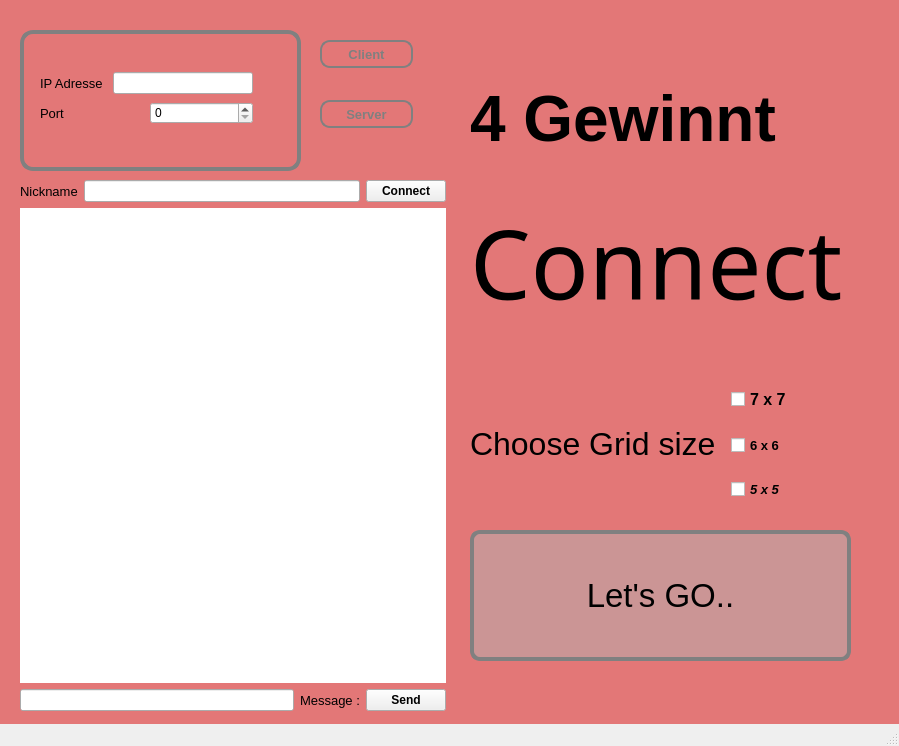
Before: the Qt Designer form vierGewinnt/mainwindow.ui in IhebTrabelsi/4Gewinnt, drawn with Qt 5.
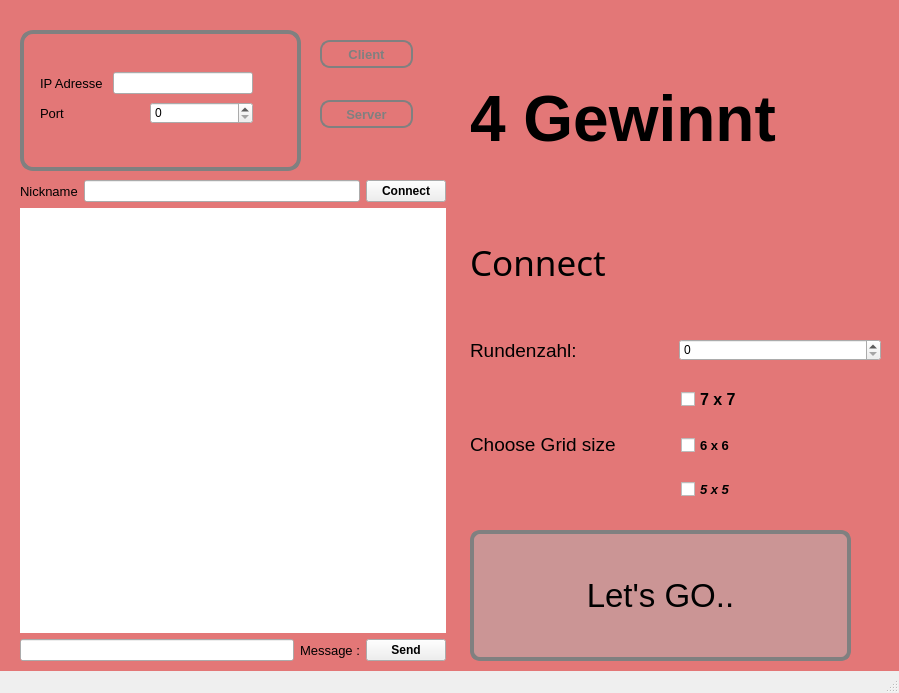
After: the same form once the commit is applied.

Diff of the .ui file:
```diff
--- a/vierGewinnt/mainwindow.ui
+++ b/vierGewinnt/mainwindow.ui
@@ -7,7 +7,7 @@
     <x>0</x>
     <y>0</y>
     <width>899</width>
-    <height>746</height>
+    <height>693</height>
    </rect>
   </property>
   <property name="windowTitle">
@@ -86,7 +86,7 @@
        </property>
        <property name="font">
         <font>
-         <pointsize>24</pointsize>
+         <pointsize>14</pointsize>
         </font>
        </property>
        <property name="text">
@@ -261,7 +261,7 @@
       <x>20</x>
       <y>180</y>
       <width>426</width>
-      <height>531</height>
+      <height>481</height>
      </rect>
     </property>
     <layout class="QVBoxLayout" name="verticalLayout_2">
@@ -374,8 +374,8 @@
       <widget class="QLabel" name="label_4">
        <property name="font">
         <font>
-         <family>Andalus</family>
-         <pointsize>72</pointsize>
+         <family>Sans Serif</family>
+         <pointsize>26</pointsize>
         </font>
        </property>
        <property name="text">
@@ -385,6 +385,33 @@
      </item>
     </layout>
    </widget>
+   <widget class="QWidget" name="horizontalLayoutWidget_3">
+    <property name="geometry">
+     <rect>
+      <x>470</x>
+      <y>330</y>
+      <width>411</width>
+      <height>41</height>
+     </rect>
+    </property>
+    <layout class="QHBoxLayout" name="horizontalLayout_2">
+     <item>
+      <widget class="QLabel" name="rundenzahl">
+       <property name="font">
+        <font>
+         <pointsize>14</pointsize>
+        </font>
+       </property>
+       <property name="text">
+        <string>Rundenzahl:</string>
+       </property>
+      </widget>
+     </item>
+     <item>
+      <widget class="QSpinBox" name="_Rundenzahl"/>
+     </item>
+    </layout>
+   </widget>
   </widget>
   <widget class="QStatusBar" name="statusbar"/>
  </widget>
```
